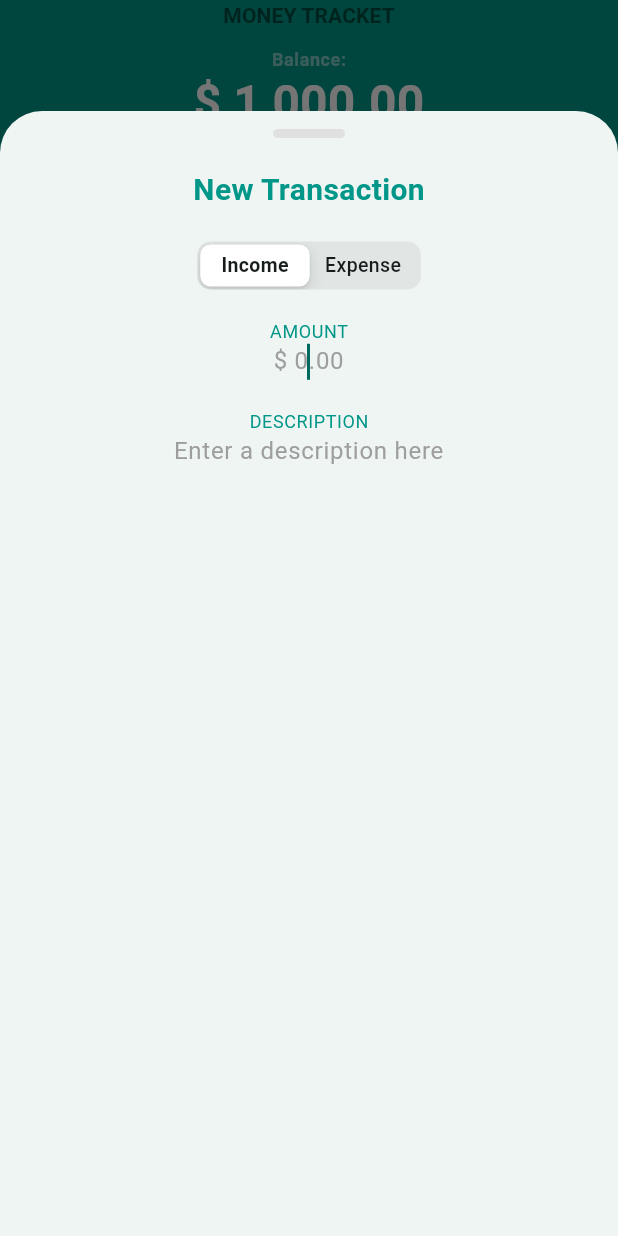
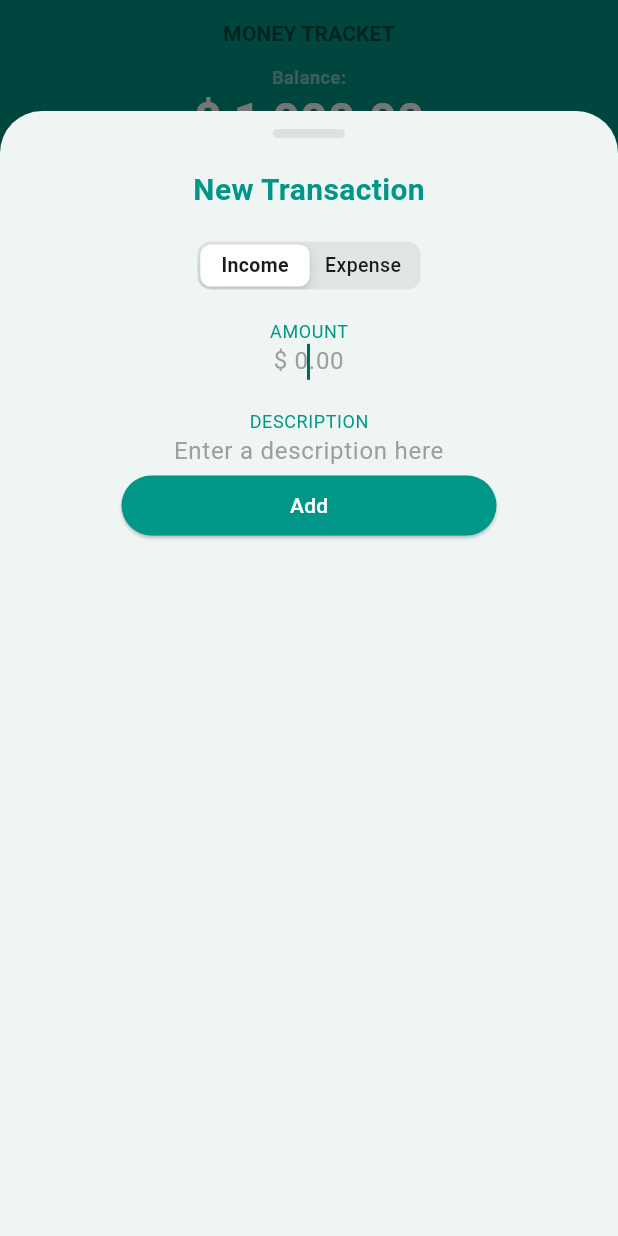
Before and after one commit to EduardoCastillo87/money_tracker, a Flutter app: the screen it shows after launch, after a tap on the "add" icon, on a phone screen of 412 x 824 dp. Run offline on Flutter 3.47's test engine with Material 3 defaults, Android fonts, the phone set to English and light mode, and no system bars; our stand-ins replace currency_text_input_formatter.

Commit message:
add spaces beetween MONEY TRACKET text

```diff
--- a/lib/view/components/add_transaction_dialog.dart
+++ b/lib/view/components/add_transaction_dialog.dart
@@ -72,16 +72,21 @@ class _AddTransactionDialogState extends State<AddTransactionDialog> {
             style: textTheme.bodySmall!.copyWith(color: Colors.teal),
           ),
           TextField(
-            inputFormatters: [
-              CurrencyTextInputFormatter.currency(symbol: '\$'),
-            ],
             textAlign: TextAlign.center,
             decoration: InputDecoration.collapsed(
               hintText: 'Enter a description here',
               hintStyle: TextStyle(color: Colors.grey),
             ),
             keyboardType: TextInputType.text,
-            autofocus: true,
+          ),
+          const SizedBox(width: 20),
+          SizedBox(
+            width: 250,
+            child: ElevatedButton(
+              onPressed: () {},
+              style: ElevatedButton.styleFrom(backgroundColor: Colors.teal),
+              child: const Text('Add', style: TextStyle(color: Colors.white)),
+            ),
           ),
         ],
       ),
--- a/lib/view/components/home_header.dart
+++ b/lib/view/components/home_header.dart
@@ -11,6 +11,7 @@ class homeHeader extends StatelessWidget {
       width: double.infinity,
       child: Column(
         children: [
+          SizedBox(height: 12),
           Text(
             'MONEY TRACKET',
             style: TextTheme.titleSmall!.copyWith(
--- a/lib/view/home_screen.dart
+++ b/lib/view/home_screen.dart
@@ -16,6 +16,7 @@ class HomeScreen extends StatelessWidget {
         child: Column(children: [homeHeader(), Transactions_list()]),
       ),
       floatingActionButton: FloatingActionButton(
+        backgroundColor: Colors.teal,
         onPressed: () {
           // Show a bottom sheed to add transaction
           showModalBottomSheet(
@@ -26,7 +27,7 @@ class HomeScreen extends StatelessWidget {
             },
           );
         },
-        child: const Icon(Icons.add),
+        child: const Icon(Icons.add, color: Colors.white),
       ),
     );
   }
```
